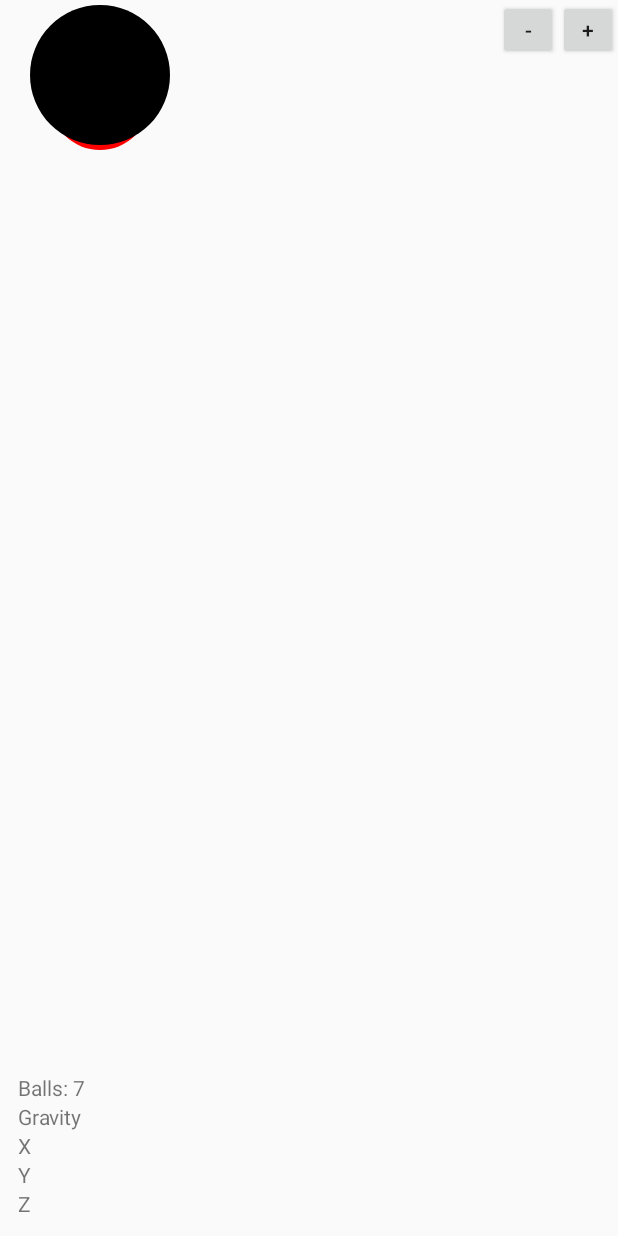
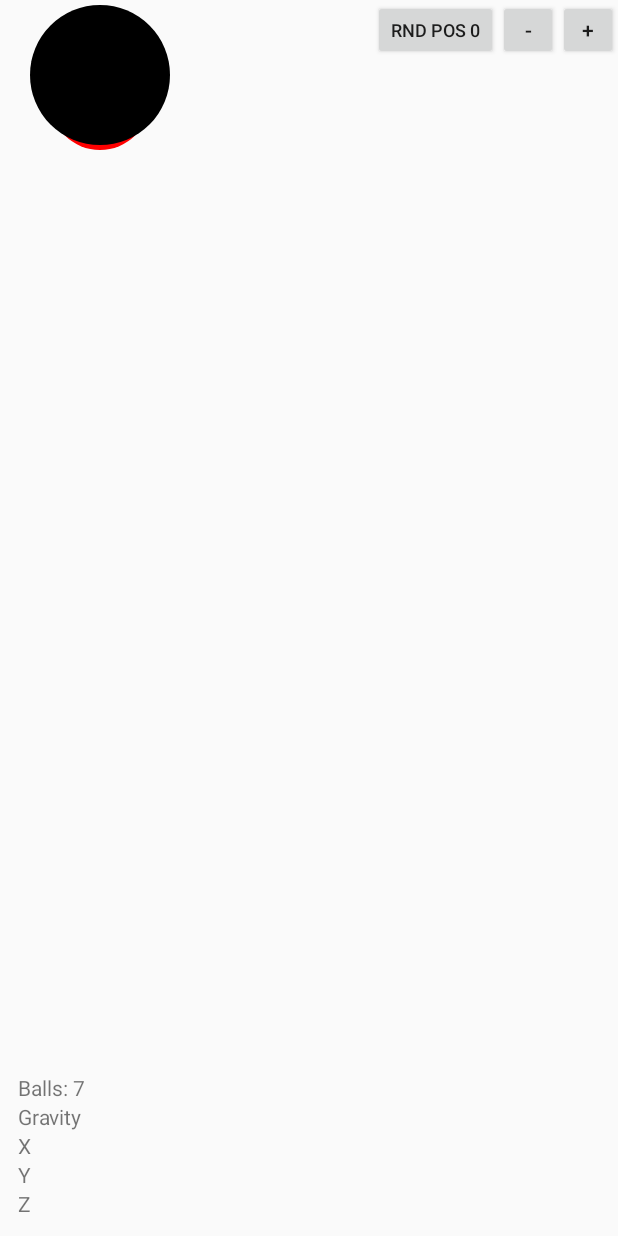
Before and after one commit to XabinCoffee/SensorApp, an Android app: the screen it shows after launch (MainActivity), on a phone screen of 412 x 824 dp. Run offline under Robolectric (Android 15) with nearby library versions, the phone set to English and light mode, and no system bars.

Commit message:
Toggling random spawn

```diff
--- a/app/src/main/java/rxabin/eu/sensorapp/MainActivity.java
+++ b/app/src/main/java/rxabin/eu/sensorapp/MainActivity.java
@@ -32,13 +32,16 @@ public class MainActivity extends AppCompatActivity implements SensorEventListen
     private Sensor senGyroscope;
     private List<Ball> balls = new ArrayList<>();
     private TextView X_value, Y_value, Z_value, numberOfBalls;
-    private Button add, remove;
+    private Button add, remove, toggleRandPos;
+    public int width, height;
+    public boolean randPos;
 
     @Override
     protected void onCreate(Bundle savedInstanceState) {
         super.onCreate(savedInstanceState);
         setContentView(R.layout.activity_main);
         RelativeLayout mLayout = findViewById(R.id.main);
+        randPos = false;
 
         X_value = findViewById(R.id.textX);
         Y_value = findViewById(R.id.textY);
@@ -46,6 +49,7 @@ public class MainActivity extends AppCompatActivity implements SensorEventListen
         numberOfBalls = findViewById(R.id.balls);
         add = findViewById(R.id.add);
         remove = findViewById(R.id.remove);
+        toggleRandPos = findViewById(R.id.toggleRandomPosition);
 
         if (Build.VERSION.SDK_INT >= Build.VERSION_CODES.LOLLIPOP) {
             Window window = getWindow();
@@ -78,10 +82,15 @@ public class MainActivity extends AppCompatActivity implements SensorEventListen
 
                 for (int i = 0; i<100; i++){
                     int rnd = new Random().nextInt(colors.length);
-                    Random rn = new Random();
-                    int size = rn.nextInt(150) + 1;
+                    int size  = new Random().nextInt(150) + 1;
 
-                    balls.add(new Ball(100,100,size,colors[rnd]));
+                    if (randPos) {
+                        int randomHeigth = new Random().nextInt(height);
+                        int randomWidth = new Random().nextInt(width);
+                        balls.add(new Ball(randomWidth,randomHeigth,size,colors[rnd]));
+                    }else{
+                        balls.add(new Ball(100,100,size,colors[rnd]));
+                    }
                     numberOfBalls.setText("Balls: " + balls.size());
                 }
                 return true;
@@ -141,8 +150,13 @@ public class MainActivity extends AppCompatActivity implements SensorEventListen
 
         Random rn = new Random();
         int size = rn.nextInt(150) + 1;
-
-        balls.add(new Ball(100,100,size,colors[rnd]));
+        if (randPos) {
+            int randomHeigth = new Random().nextInt(height);
+            int randomWidth = new Random().nextInt(width);
+            balls.add(new Ball(randomWidth,randomHeigth,size,colors[rnd]));
+        }else{
+            balls.add(new Ball(100,100,size,colors[rnd]));
+        }
         numberOfBalls.setText("Balls: " + balls.size());
 
     }
@@ -155,6 +169,17 @@ public class MainActivity extends AppCompatActivity implements SensorEventListen
         numberOfBalls.setText("Balls: " + balls.size());
     }
 
+    public void toggleRandPos(View v){
+
+        if (randPos){
+            toggleRandPos.setText("RND POS 0");
+            randPos = !randPos;
+        } else {
+            toggleRandPos.setText("RND POS 1");
+            randPos = !randPos;
+        }
+
+    }
 
     public class BallView extends View {
 
@@ -181,6 +206,8 @@ public class MainActivity extends AppCompatActivity implements SensorEventListen
         @Override
         protected void onDraw(Canvas canvas) {
             super.onDraw(canvas);
+            width = canvas.getWidth();
+            height = canvas.getHeight();
             for(Ball ball : balls){
                 ball.move(canvas);
                 canvas.drawOval(ball.oval,ball.paint);
--- a/app/src/main/res/layout/activity_main.xml
+++ b/app/src/main/res/layout/activity_main.xml
@@ -69,4 +69,16 @@
         android:layout_toStartOf="@id/add"
         android:onClick="removeBall"
         android:text="-" />
+
+    <Button
+        android:id="@+id/toggleRandomPosition"
+        android:minWidth="40dp"
+        android:minHeight="40dp"
+        android:layout_width="wrap_content"
+        android:layout_height="wrap_content"
+        android:layout_toLeftOf="@id/remove"
+        android:layout_toStartOf="@id/remove"
+        android:onClick="toggleRandPos"
+        android:text="RND POS 0"
+        android:textSize="12sp"/>
 </RelativeLayout>
```
